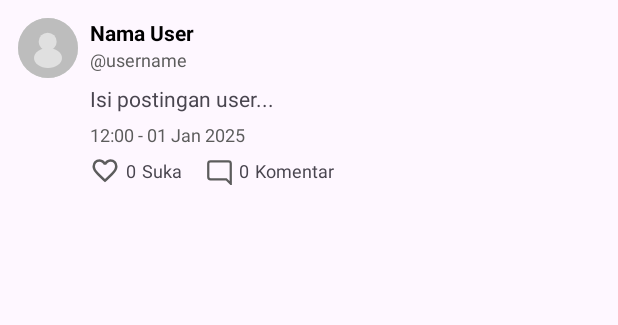
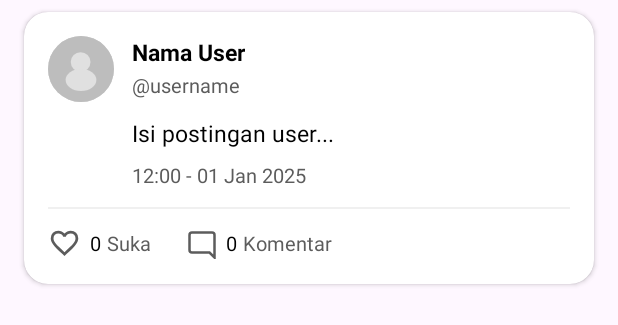
Before and after one commit to andhikaputraaaa/HearU, an Android app: the layout item_post.xml on its own in the app's theme, with its tools: preview values and no code run, on a phone screen of 412 x 824 dp. Shown: the top 325 px of the screen. Run offline under Robolectric (Android 15) with nearby library versions, the light colour scheme and no system bars.

Commit message:
buat card tiap postingan

```diff
--- a/app/src/main/java/com/innovape/hearuapp/ui/adapter/PostAdapter.kt
+++ b/app/src/main/java/com/innovape/hearuapp/ui/adapter/PostAdapter.kt
@@ -74,6 +74,11 @@ class PostAdapter(
             if (liked) R.drawable.ic_like_filled else R.drawable.ic_like_outline
         )
 
+        // Click listener untuk seluruh card
+        holder.itemView.setOnClickListener {
+            post.id?.let { onCommentClick(it) }
+        }
+
         holder.ivLike.setOnClickListener {
             animateLikeButton(holder.ivLike)
             post.id?.let { postId ->
--- a/app/src/main/res/layout/activity_home.xml
+++ b/app/src/main/res/layout/activity_home.xml
@@ -32,9 +32,11 @@
         android:id="@+id/recyclerViewPosts"
         android:layout_width="match_parent"
         android:layout_height="0dp"
-        app:layout_constraintTop_toBottomOf="@id/header"
+        android:background="#F8F9FA"
         android:clipToPadding="false"
-        android:paddingBottom="175dp" />
+        android:paddingTop="8dp"
+        android:paddingBottom="175dp"
+        app:layout_constraintTop_toBottomOf="@id/header" />
 
 
     <!-- Bottom Navigation Bar -->
--- a/app/src/main/res/layout/item_post.xml
+++ b/app/src/main/res/layout/item_post.xml
@@ -1,16 +1,28 @@
 <?xml version="1.0" encoding="utf-8"?>
-<androidx.constraintlayout.widget.ConstraintLayout
+<com.google.android.material.card.MaterialCardView
     xmlns:android="http://schemas.android.com/apk/res/android"
     xmlns:app="http://schemas.android.com/apk/res-auto"
     android:layout_width="match_parent"
     android:layout_height="wrap_content"
-    android:padding="12dp">
+    android:layout_marginStart="16dp"
+    android:layout_marginEnd="16dp"
+    android:layout_marginTop="8dp"
+    android:layout_marginBottom="8dp"
+    app:cardCornerRadius="16dp"
+    app:cardElevation="2dp"
+    app:cardBackgroundColor="@color/white"
+    app:strokeWidth="0dp">
+
+    <androidx.constraintlayout.widget.ConstraintLayout
+        android:layout_width="match_parent"
+        android:layout_height="wrap_content"
+        android:padding="16dp">
 
         <!-- Foto Profil -->
         <ImageView
             android:id="@+id/ivProfile"
-        android:layout_width="40dp"
-        android:layout_height="40dp"
+            android:layout_width="44dp"
+            android:layout_height="44dp"
             android:src="@drawable/ic_photo_profile"
             android:scaleType="centerCrop"
             android:background="@drawable/circle_background"
@@ -26,7 +38,7 @@
             app:layout_constraintStart_toEndOf="@id/ivProfile"
             app:layout_constraintTop_toTopOf="parent"
             app:layout_constraintEnd_toEndOf="parent"
-        android:layout_marginStart="8dp">
+            android:layout_marginStart="12dp">
 
             <TextView
                 android:id="@+id/tvName"
@@ -34,7 +46,7 @@
                 android:layout_height="wrap_content"
                 android:text="Nama User"
                 android:textStyle="bold"
-            android:textSize="14sp"
+                android:textSize="15sp"
                 android:textColor="@color/black"/>
 
             <TextView
@@ -42,8 +54,9 @@
                 android:layout_width="wrap_content"
                 android:layout_height="wrap_content"
                 android:text="@username"
-            android:textSize="12sp"
-            android:textColor="@color/gray"/>
+                android:textSize="13sp"
+                android:textColor="@color/gray"
+                android:layout_marginTop="2dp"/>
         </LinearLayout>
 
         <!-- Isi Postingan -->
@@ -52,9 +65,10 @@
             android:layout_width="0dp"
             android:layout_height="wrap_content"
             android:text="Isi postingan user..."
-        android:textSize="14sp"
-        android:layout_marginTop="8dp"
-        android:lineSpacingExtra="2dp"
+            android:textSize="15sp"
+            android:textColor="@color/black"
+            android:layout_marginTop="12dp"
+            android:lineSpacingExtra="4dp"
             app:layout_constraintTop_toBottomOf="@id/header"
             app:layout_constraintStart_toStartOf="@id/header"
             app:layout_constraintEnd_toEndOf="parent"/>
@@ -65,11 +79,22 @@
             android:layout_width="wrap_content"
             android:layout_height="wrap_content"
             android:text="12:00 - 01 Jan 2025"
-        android:textSize="12sp"
+            android:textSize="13sp"
             android:textColor="@color/gray"
-        android:layout_marginTop="6dp"
+            android:layout_marginTop="8dp"
             app:layout_constraintTop_toBottomOf="@id/tvContent"
             app:layout_constraintStart_toStartOf="@id/tvContent"/>
+
+        <!-- Divider -->
+        <View
+            android:id="@+id/divider"
+            android:layout_width="0dp"
+            android:layout_height="1dp"
+            android:background="#F0F0F0"
+            android:layout_marginTop="12dp"
+            app:layout_constraintTop_toBottomOf="@id/tvTimestamp"
+            app:layout_constraintStart_toStartOf="parent"
+            app:layout_constraintEnd_toEndOf="parent"/>
 
         <!-- Tombol Like dan Komentar -->
         <LinearLayout
@@ -77,9 +102,9 @@
             android:layout_width="wrap_content"
             android:layout_height="wrap_content"
             android:orientation="horizontal"
-        android:layout_marginTop="6dp"
-        app:layout_constraintTop_toBottomOf="@id/tvTimestamp"
-        app:layout_constraintStart_toStartOf="@id/tvContent">
+            android:layout_marginTop="12dp"
+            app:layout_constraintTop_toBottomOf="@id/divider"
+            app:layout_constraintStart_toStartOf="parent">
 
             <!-- Like -->
             <LinearLayout
@@ -87,12 +112,12 @@
                 android:layout_height="wrap_content"
                 android:orientation="horizontal"
                 android:gravity="center_vertical"
-            android:layout_marginEnd="16dp">
+                android:layout_marginEnd="24dp">
 
                 <ImageView
                     android:id="@+id/ivLike"
-                android:layout_width="20dp"
-                android:layout_height="20dp"
+                    android:layout_width="22dp"
+                    android:layout_height="22dp"
                     android:src="@drawable/ic_like_outline"
                     android:clickable="true"
                     android:focusable="true"/>
@@ -102,14 +127,16 @@
                     android:layout_width="wrap_content"
                     android:layout_height="wrap_content"
                     android:text="0"
-                android:textSize="12sp"
-                android:layout_marginStart="4dp"/>
+                    android:textSize="13sp"
+                    android:textColor="@color/black"
+                    android:layout_marginStart="6dp"/>
 
                 <TextView
                     android:layout_width="wrap_content"
                     android:layout_height="wrap_content"
                     android:text="Suka"
-                android:textSize="12sp"
+                    android:textSize="13sp"
+                    android:textColor="@color/gray"
                     android:layout_marginStart="4dp"/>
             </LinearLayout>
 
@@ -122,8 +149,8 @@
 
                 <ImageView
                     android:id="@+id/ivComment"
-                android:layout_width="18dp"
-                android:layout_height="18dp"
+                    android:layout_width="20dp"
+                    android:layout_height="20dp"
                     android:layout_marginTop="1dp"
                     android:src="@drawable/ic_comment"
                     app:tint="@color/gray"/>
@@ -133,16 +160,20 @@
                     android:layout_width="wrap_content"
                     android:layout_height="wrap_content"
                     android:text="0"
-                android:textSize="12sp"
-                android:layout_marginStart="4dp"/>
+                    android:textSize="13sp"
+                    android:textColor="@color/black"
+                    android:layout_marginStart="6dp"/>
 
                 <TextView
                     android:layout_width="wrap_content"
                     android:layout_height="wrap_content"
                     android:text="Komentar"
-                android:textSize="12sp"
+                    android:textSize="13sp"
+                    android:textColor="@color/gray"
                     android:layout_marginStart="4dp"/>
             </LinearLayout>
         </LinearLayout>
 
     </androidx.constraintlayout.widget.ConstraintLayout>
+
+</com.google.android.material.card.MaterialCardView>
```
Also changed, not shown: app/src/main/res/layout/activity_detail_post.xml (+56 -26 lines), app/src/main/res/layout/item_comment.xml (+25 -8 lines), app/src/main/res/values/colors.xml (+8 -0 lines). Lines whose indentation alone changed are shown as unchanged.
